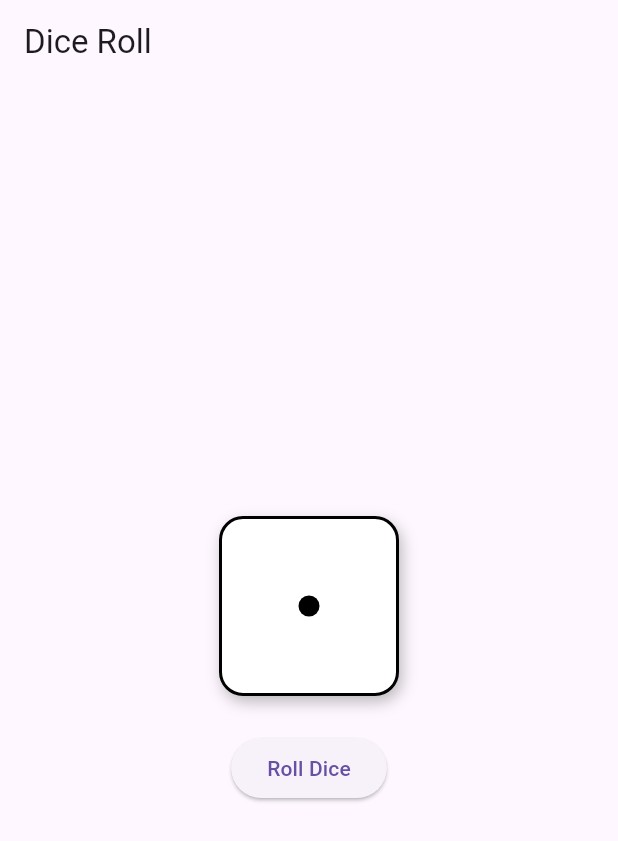
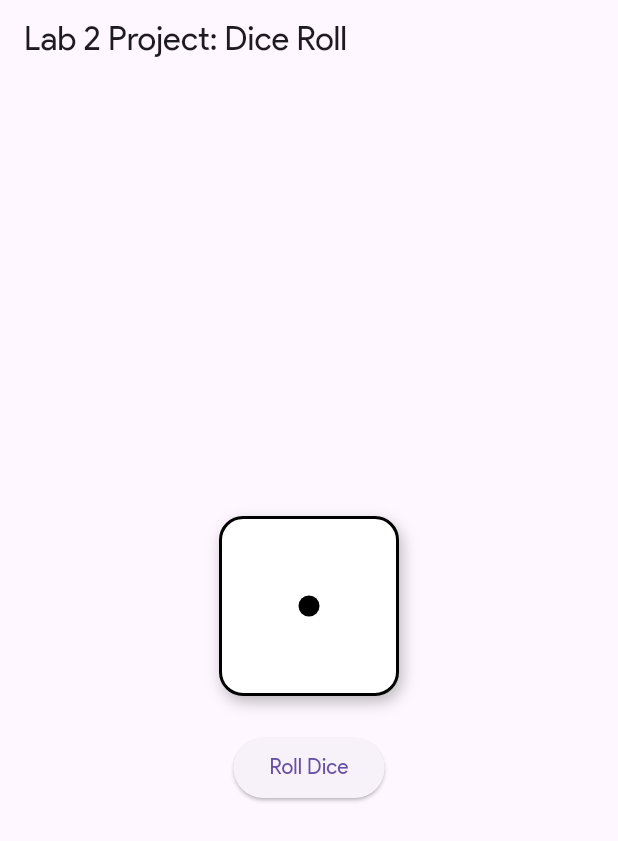
Before and after one commit to xiaotiangou3/SSW3401-Lab, a Flutter app: the screen it shows after launch, on a phone screen of 412 x 824 dp. Shown: the top 841 px of the screen. Run offline on Flutter 3.47's test engine with Material 3 defaults, Android fonts, the phone set to English and light mode, and no system bars; our stand-ins replace audioplayers.

Commit message:
style(L2): change font

```diff
--- a/lib/L2-dice-roll/main.dart
+++ b/lib/L2-dice-roll/main.dart
@@ -81,8 +81,10 @@ class _MyAppState extends State<MyApp> {
   @override
   Widget build(BuildContext context) {
     return MaterialApp(
+      theme: ThemeData(fontFamily: 'ProductSans'),
+      debugShowCheckedModeBanner: false,
       home: Scaffold(
-        appBar: AppBar(title: const Text('Dice Roll')),
+        appBar: AppBar(title: const Text('Lab 2 Project: Dice Roll')),
         body: Center(
           child: Column(
             mainAxisSize: MainAxisSize.min,
--- a/pubspec.yaml
+++ b/pubspec.yaml
@@ -61,6 +61,11 @@ flutter:
   assets:
     - assets/audio/
 
+  fonts:
+    - family: ProductSans
+      fonts:
+        - asset: assets/fonts/ProductSans-Regular.ttf
+
   # An image asset can refer to one or more resolution-specific "variants", see
   # https://flutter.dev/to/resolution-aware-images
 
```
Also changed, not shown: assets/fonts/ProductSans-Regular.ttf (added).
